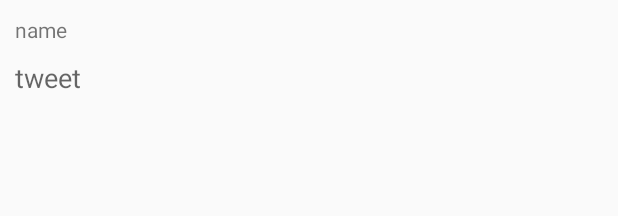
After one commit to yuichi10/chat-android, an Android app: the layout room_list_item.xml on its own in the app's theme, with its tools: preview values and no code run, on a phone screen of 412 x 824 dp. The commit adds this screen. Shown: the top 216 px of the screen. Run offline under Robolectric (Android 15) with nearby library versions, the phone set to English and light mode, and no system bars.

Commit message:
カスタムlistviewの追加、room情報の取得

```diff
--- a/app/src/main/java/dev/yuichi/com/chat/SignUp.java
+++ b/app/src/main/java/dev/yuichi/com/chat/FirebaseModel/SignUp.java
@@ -1,4 +1,4 @@
-package dev.yuichi.com.chat;
+package dev.yuichi.com.chat.FirebaseModel;
 
 /**
  * Created by yuichi on 9/14/16.
@@ -7,7 +7,7 @@ public class SignUp {
     private String name;
     //private String userid;
 
-    SignUp(String name) {
+    public SignUp(String name) {
         this.name = name;
     }
 
--- a/app/src/main/java/dev/yuichi/com/chat/MainActivity.java
+++ b/app/src/main/java/dev/yuichi/com/chat/MainActivity.java
@@ -21,6 +21,8 @@ import com.google.firebase.auth.FirebaseAuth;
 import com.google.firebase.auth.FirebaseUser;
 import com.google.firebase.database.DatabaseReference;
 import com.google.firebase.database.FirebaseDatabase;
+
+import dev.yuichi.com.chat.FirebaseModel.SignUp;
 
 public class MainActivity extends AppCompatActivity implements View.OnClickListener {
 
--- a/app/src/main/java/dev/yuichi/com/chat/SignUpActivity.java
+++ b/app/src/main/java/dev/yuichi/com/chat/SignUpActivity.java
@@ -1,6 +1,5 @@
 package dev.yuichi.com.chat;
 
-import android.content.DialogInterface;
 import android.content.Intent;
 import android.support.annotation.NonNull;
 import android.support.v7.app.AppCompatActivity;
@@ -21,6 +20,8 @@ import com.google.firebase.auth.FirebaseAuth;
 import com.google.firebase.auth.FirebaseUser;
 import com.google.firebase.database.DatabaseReference;
 import com.google.firebase.database.FirebaseDatabase;
+
+import dev.yuichi.com.chat.FirebaseModel.SignUp;
 
 public class SignUpActivity extends AppCompatActivity implements View.OnClickListener {
     private FirebaseAuth mAuth;
--- /dev/null
+++ b/app/src/main/res/layout/room_list_item.xml
@@ -0,0 +1,27 @@
+<?xml version="1.0" encoding="utf-8"?>
+<RelativeLayout xmlns:android="http://schemas.android.com/apk/res/android"
+    android:layout_width="match_parent" android:layout_height="match_parent"
+    android:orientation="vertical">
+
+    <TextView
+        android:layout_width="wrap_content"
+        android:layout_height="wrap_content"
+        android:textAppearance="?android:attr/textAppearanceSmall"
+        android:text="name"
+        android:id="@+id/room_list_item_name"
+        android:layout_alignParentTop="true"
+        android:layout_alignParentStart="true"
+        android:layout_alignParentLeft="true"
+        android:layout_margin="10dp" />
+
+    <TextView
+        android:layout_width="wrap_content"
+        android:layout_height="wrap_content"
+        android:textAppearance="?android:attr/textAppearanceMedium"
+        android:text="tweet"
+        android:id="@+id/room_list_item_comment"
+        android:layout_below="@+id/room_list_item_name"
+        android:layout_alignStart="@+id/room_list_item_name"
+        android:layout_alignLeft="@+id/room_list_item_name"/>
+
+</RelativeLayout>
```
Also changed, not shown: app/src/main/java/dev/yuichi/com/chat/FirebaseModel/Room.java (added, +28 -0 lines), app/src/main/java/dev/yuichi/com/chat/FirstTabFragment.java (deleted, +0 -102 lines), app/src/main/java/dev/yuichi/com/chat/RoomListAdapter.java (added, +57 -0 lines), app/src/main/java/dev/yuichi/com/chat/RoomListFragment.java (+44 -17 lines), app/src/main/java/dev/yuichi/com/chat/RoomListInfo.java (added, +42 -0 lines), app/src/main/res/layout/fragment_first_tab.xml (deleted, +0 -13 lines), app/src/main/res/layout/fragment_room_list.xml (+8 -2 lines).
